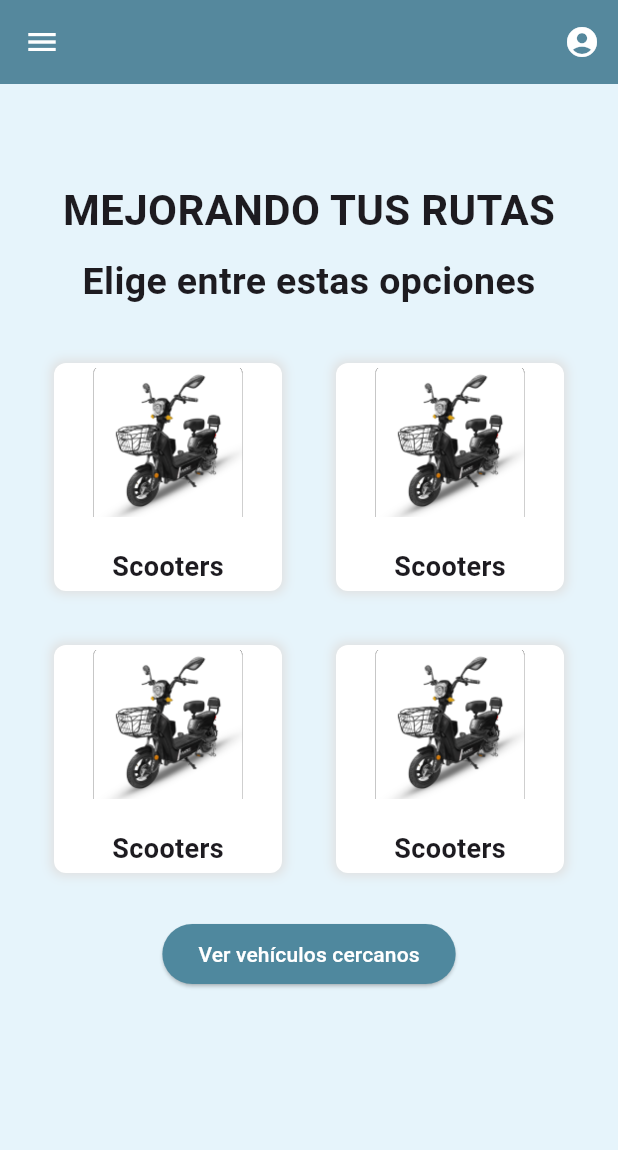
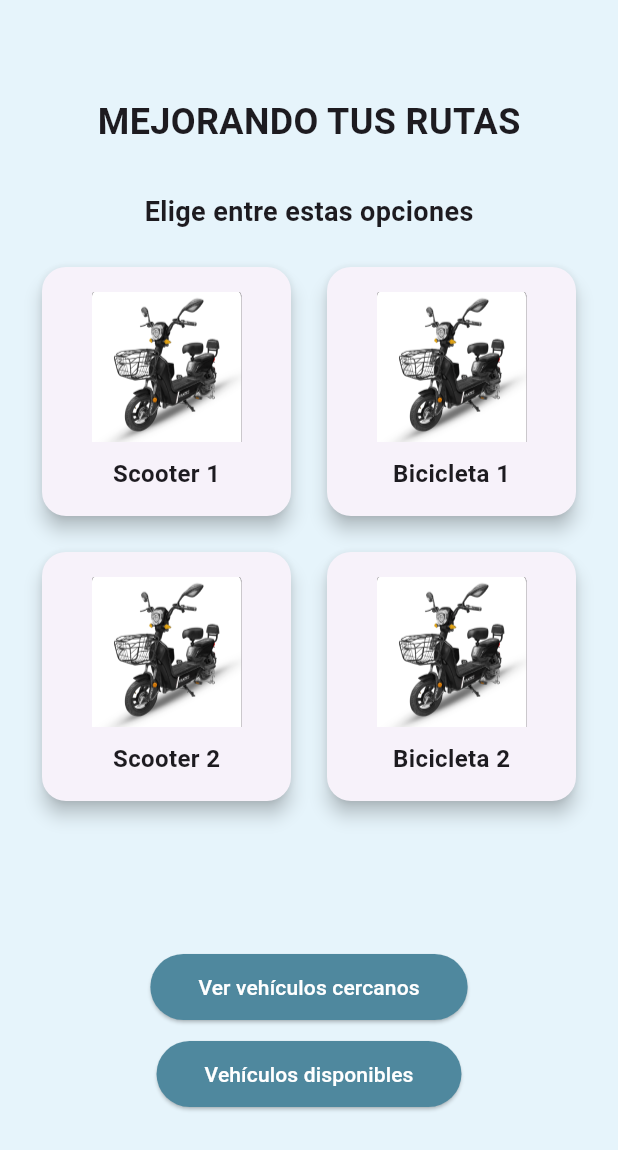
Before and after one commit to EcoGo-UPC-WX64/ecomove-mobile-app-flutter, a Flutter app: the screen it shows after launch, on a phone screen of 412 x 824 dp. Shown: the top 1150 px of the screen. Run offline on Flutter 3.47's test engine with Material 3 defaults, Android fonts, the phone set to English and light mode, and no system bars; our stand-ins replace google_maps_flutter.

Commit message:
feat: update vehicles widgets

```diff
--- a/lib/custom_appBar.dart
+++ /dev/null
@@ -1,30 +0,0 @@
-import 'package:flutter/material.dart';
-
-class CustomAppBar extends StatelessWidget implements PreferredSizeWidget {
-  const CustomAppBar({super.key});
-
-  @override
-  Widget build(BuildContext context) {
-    return AppBar(
-      backgroundColor: const Color(0xFF55889D), // Color de fondo de la AppBar
-      elevation: 0, // Sin sombra bajo la AppBar
-      leading: IconButton(
-        icon: const Icon(Icons.menu, color: Colors.white),
-        onPressed: () {
-          // Funcionalidad del botón de menú
-        },
-      ),
-      actions: [
-        IconButton(
-          icon: const Icon(Icons.account_circle, color: Colors.white),
-          onPressed: () {
-            // Funcionalidad del botón de perfil
-          },
-        ),
-      ],
-    );
-  }
-
-  @override
-  Size get preferredSize => const Size.fromHeight(kToolbarHeight);
-}
--- a/lib/vehicle_management/vehicle_list.dart
+++ b/lib/vehicle_management/vehicle_list.dart
@@ -1,131 +1,130 @@
 import 'package:ecomove_flutter_mobile/vehicle_management/nearby_vehicles.dart';
-import 'package:ecomove_flutter_mobile/vehicle_management/vehicle_location.dart';
 import 'package:flutter/material.dart';
 
-import '../custom_appBar.dart';
+import 'available_vehicles.dart';
 
 class VehicleList extends StatelessWidget {
+  VehicleList({super.key});
+
+  // Lista simulada de vehículos que luego reemplazaremos con datos de la API.
+  final List<Map<String, dynamic>> vehiculos = [
+    {'nombre': 'Scooter 1', 'imagen': 'lib/assets/images/Media.png'},
+    {'nombre': 'Bicicleta 1', 'imagen': 'lib/assets/images/Media.png'},
+    {'nombre': 'Scooter 2', 'imagen': 'lib/assets/images/Media.png'},
+    {'nombre': 'Bicicleta 2', 'imagen': 'lib/assets/images/Media.png'},
+  ];
+
   @override
   Widget build(BuildContext context) {
     return Scaffold(
-      appBar: const CustomAppBar(),
       body: Container(
-        color: const Color(0xFFE6F4FB),
-        padding: const EdgeInsets.symmetric(horizontal: 36.0, vertical: 64.0),
+        color: const Color(0xFFE6F4FB), // Color de fondo
+        padding: const EdgeInsets.symmetric(horizontal: 24.0, vertical: 64.0),
         child: Column(
           crossAxisAlignment: CrossAxisAlignment.center,
           children: [
             const Text(
               'MEJORANDO TUS RUTAS',
               style: TextStyle(
-                fontSize: 28,
+                fontSize: 24,
                 fontWeight: FontWeight.bold,
               ),
             ),
-            const SizedBox(height: 10),
-            Text(
+            const SizedBox(height: 30),
+            const Text(
               'Elige entre estas opciones',
               style: TextStyle(
-                fontSize: 25.0,
+                fontSize: 18,
                 fontWeight: FontWeight.bold,
               ),
             ),
-            const SizedBox(height: 36),
+            const SizedBox(height: 20),
+            // GridView para mostrar los vehículos
             Expanded(
-              child: GridView.count(
-                crossAxisCount: 2,
-                crossAxisSpacing:36.0,
-                mainAxisSpacing: 36.0,
-
-                children: [
-                  _buildMenuButton(
-                    iconPath: 'lib/assets/images/Media.png',
-                    label: 'Scooters',
-                    onPressed: () {
-                      Navigator.push(
-                        context,
-                        MaterialPageRoute(builder: (context) => VehicleLocation()),);
+              child: GridView.builder(
+                itemCount: vehiculos.length,
+                gridDelegate: const SliverGridDelegateWithFixedCrossAxisCount(
+                  crossAxisCount: 2, // Dos columnas
+                  crossAxisSpacing: 16.0, // Espacio horizontal
+                  mainAxisSpacing: 16.0, // Espacio vertical
+                ),
+                itemBuilder: (context, index) {
+                  final vehiculo = vehiculos[index];
+                  return _buildVehiculoCard(
+                    vehiculo['nombre']!,
+                    vehiculo['imagen']!,
+                  );
                 },
-                  ),
-                  _buildMenuButton(
-                    iconPath: 'lib/assets/images/Media.png',
-                    label: 'Scooters',
-                    onPressed: () {
-                      Navigator.push(
-                        context,
-                        MaterialPageRoute(builder: (context) => VehicleLocation()),);
-                    },
-                  ),
-                  _buildMenuButton(
-                    iconPath: 'lib/assets/images/Media.png',
-                    label: 'Scooters',
-                    onPressed: () {
-                      Navigator.push(
-                        context,
-                        MaterialPageRoute(builder: (context) => VehicleLocation()),);
-                    },
-                  ),
-                  _buildMenuButton(
-                    iconPath: 'lib/assets/images/Media.png',
-                    label: 'Scooters',
-                    onPressed: () {
-                      Navigator.push(
-                        context,
-                        MaterialPageRoute(builder: (context) => VehicleLocation()),);
-                    },
-                  ),
-                ],
               ),
             ),
             const SizedBox(height: 10),
             ElevatedButton(
+              style: ElevatedButton.styleFrom(
+                backgroundColor: const Color(0xFF4F889E),
+                foregroundColor: Colors.white,
+                padding: const EdgeInsets.symmetric(
+                    horizontal: 32.0, vertical: 12.0),
+              ),
               onPressed: () {
                 Navigator.push(
                   context,
-                  MaterialPageRoute(builder: (context) => NearbyVehicles()),);
+                  MaterialPageRoute(
+                    builder: (context) => const NearbyVehicles(),
+                  ),
+                );
               },
+              child: const Text('Ver vehículos cercanos'),
+            ),
+            const SizedBox(height: 10),
+            ElevatedButton(
               style: ElevatedButton.styleFrom(
                 backgroundColor: const Color(0xFF4F889E),
                 foregroundColor: Colors.white,
-                // Color personalizado
+                padding: const EdgeInsets.symmetric(
+                    horizontal: 32.0, vertical: 12.0),
               ),
-              child: const Text('Ver vehículos cercanos'),
+              onPressed: () {
+                Navigator.push(
+                  context,
+                  MaterialPageRoute(
+                    builder: (context) => const AvailableVehicles(),
                   ),
-            const SizedBox(height: 100),
+                );
+              },
+              child: const Text('Vehículos disponibles'),
+            ),
+            const SizedBox(height: 20),
           ],
         ),
       ),
     );
   }
 
-  Widget _buildMenuButton(
-      {required String label, required VoidCallback? onPressed, required String iconPath}) {
-    return GestureDetector(
-      onTap: onPressed,
-      child: Container(
-        decoration: BoxDecoration(
-          borderRadius: BorderRadius.circular(8.0),
-          color: Colors.white,
-          boxShadow: [
-            BoxShadow(
-              color: Colors.grey.shade300,
-              spreadRadius: 2,
-              blurRadius: 5,
+  // Widget para construir cada tarjeta de vehículo
+  Widget _buildVehiculoCard(String nombre, String imagePath) {
+    return Card(
+      shape: RoundedRectangleBorder(
+        borderRadius: BorderRadius.circular(16.0),
       ),
-          ],
-        ),
+      elevation: 5, // Sombra en la tarjeta
       child: Column(
         mainAxisAlignment: MainAxisAlignment.center,
         children: [
           Image.asset(
-              iconPath, // Usa el icono personalizado desde el path
-              height: 100, // Tamaño del icono
+            imagePath,
+            height: 100, // Tamaño de la imagen
             width: 100,
+            fit: BoxFit.cover,
           ),
-            const SizedBox(height: 20.0),
-            Text(label, style: const TextStyle(fontSize: 18.0, fontWeight: FontWeight.bold)),
+          const SizedBox(height: 10),
+          Text(
+            nombre,
+            style: const TextStyle(
+              fontSize: 16,
+              fontWeight: FontWeight.bold,
+            ),
+          ),
         ],
-        ),
       ),
     );
   }
--- a/pubspec.yaml
+++ b/pubspec.yaml
@@ -9,6 +9,7 @@ environment:
 dependencies:
   flutter:
     sdk: flutter
+  google_maps_flutter: ^2.1.1
 
 dev_dependencies:
   flutter_test:
```
Also changed, not shown: lib/vehicle_management/available_vehicles.dart (+115 -97 lines), lib/vehicle_management/nearby_vehicles.dart (+62 -31 lines), lib/vehicle_management/vehicle_location.dart (+62 -33 lines), pubspec.lock, 1 other file. Lines whose indentation alone changed are shown as unchanged.
